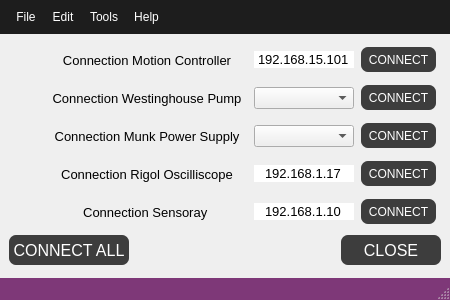
dmherrington/ECM-Control-System, file src/ECM_gui/misc_dialogs/window_device_connections.ui: the form before one commit.
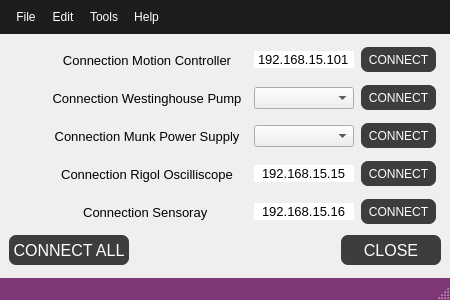
The form after the commit. Custom widgets are drawn as their Qt base class.

What changed in the file:
```diff
--- a/src/ECM_gui/misc_dialogs/window_device_connections.ui
+++ b/src/ECM_gui/misc_dialogs/window_device_connections.ui
@@ -544,7 +544,7 @@
          </font>
         </property>
         <property name="text">
-         <string>192.168.1.17</string>
+         <string>192.168.15.15</string>
         </property>
         <property name="alignment">
          <set>Qt::AlignCenter</set>
@@ -655,7 +655,7 @@
          </font>
         </property>
         <property name="text">
-         <string>192.168.1.10</string>
+         <string>192.168.15.16</string>
         </property>
         <property name="alignment">
          <set>Qt::AlignCenter</set>
```
